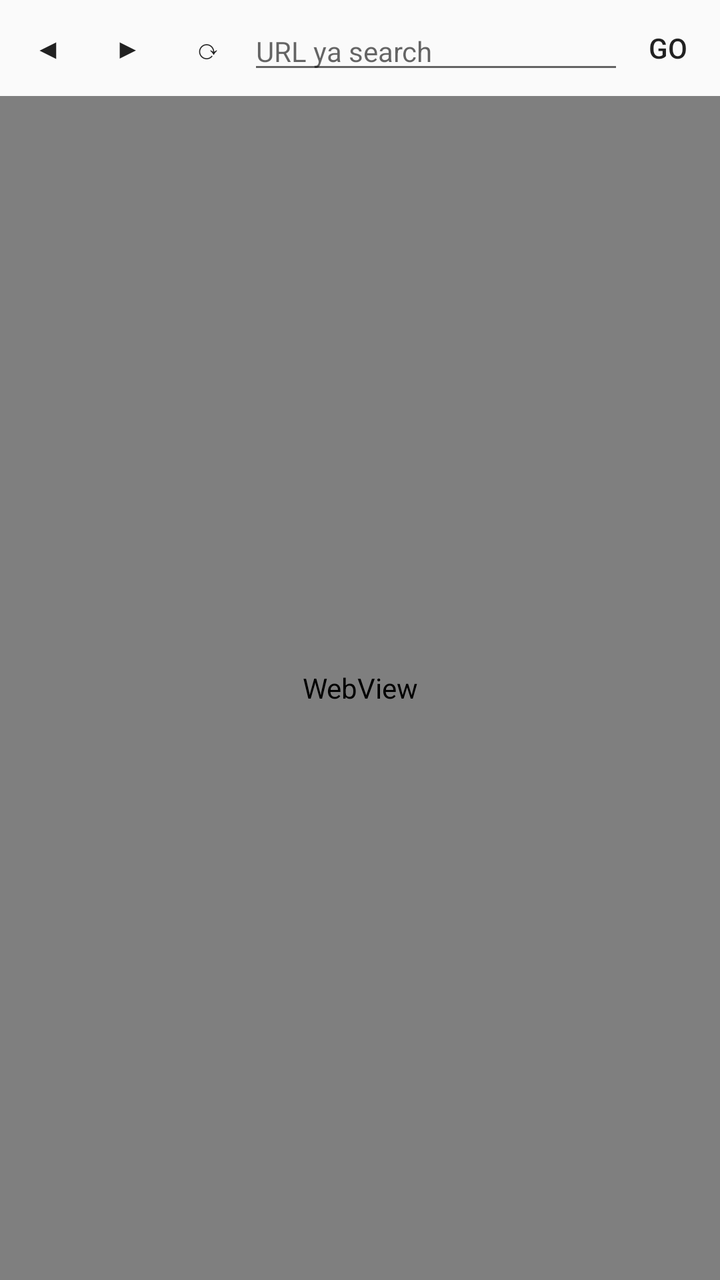
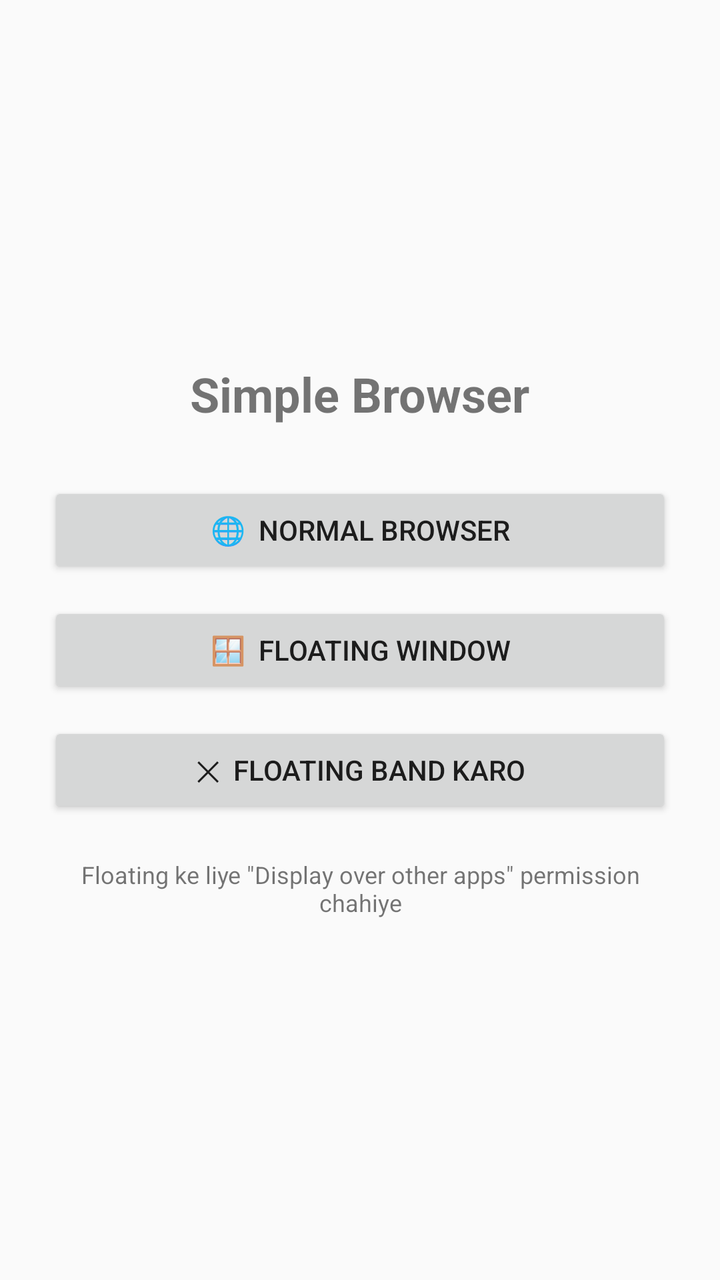

Before-and-after screenshots of an Android layout around one commit, followed by the original layout XML and the change that was made.
<!-- AndroidManifest.xml: application theme AppTheme -->
<!-- res/layout/activity_main.xml -->
<?xml version="1.0" encoding="utf-8"?>
<LinearLayout xmlns:android="http://schemas.android.com/apk/res/android"
    android:layout_width="match_parent"
    android:layout_height="match_parent"
    android:fitsSystemWindows="true"
    android:orientation="vertical">

    <LinearLayout
        android:layout_width="match_parent"
        android:layout_height="wrap_content"
        android:gravity="center_vertical"
        android:orientation="horizontal"
        android:padding="4dp">

        <Button
            android:id="@+id/btnBack"
            style="?android:attr/borderlessButtonStyle"
            android:layout_width="40dp"
            android:layout_height="40dp"
            android:minWidth="0dp"
            android:minHeight="0dp"
            android:padding="0dp"
            android:text="◀" />

        <Button
            android:id="@+id/btnForward"
            style="?android:attr/borderlessButtonStyle"
            android:layout_width="40dp"
            android:layout_height="40dp"
            android:minWidth="0dp"
            android:minHeight="0dp"
            android:padding="0dp"
            android:text="▶" />

        <Button
            android:id="@+id/btnReload"
            style="?android:attr/borderlessButtonStyle"
            android:layout_width="40dp"
            android:layout_height="40dp"
            android:minWidth="0dp"
            android:minHeight="0dp"
            android:padding="0dp"
            android:text="⟳" />

        <EditText
            android:id="@+id/urlBar"
            android:layout_width="0dp"
            android:layout_height="wrap_content"
            android:layout_weight="1"
            android:hint="URL ya search"
            android:imeOptions="actionGo"
            android:importantForAutofill="no"
            android:inputType="textUri"
            android:maxLines="1"
            android:selectAllOnFocus="true"
            android:textSize="14sp" />

        <Button
            android:id="@+id/btnGo"
            style="?android:attr/borderlessButtonStyle"
            android:layout_width="44dp"
            android:layout_height="40dp"
            android:minWidth="0dp"
            android:minHeight="0dp"
            android:padding="0dp"
            android:text="Go" />
    </LinearLayout>

    <ProgressBar
        android:id="@+id/progress"
        style="?android:attr/progressBarStyleHorizontal"
        android:layout_width="match_parent"
        android:layout_height="3dp"
        android:max="100"
        android:visibility="gone" />

    <WebView
        android:id="@+id/web"
        android:layout_width="match_parent"
        android:layout_height="0dp"
        android:layout_weight="1" />
</LinearLayout>
<!-- resources referenced by this layout -->
<resources>
  <style name="AppTheme" parent="Theme.AppCompat.DayNight.NoActionBar" />
</resources>

<!-- the commit's change to res/layout/activity_main.xml (unified diff, before → after) -->
@@ -3,80 +3,43 @@
     android:layout_width="match_parent"
     android:layout_height="match_parent"
     android:fitsSystemWindows="true"
-    android:orientation="vertical">
+    android:gravity="center"
+    android:orientation="vertical"
+    android:padding="24dp">
 
-    <LinearLayout
+    <TextView
+        android:layout_width="wrap_content"
+        android:layout_height="wrap_content"
+        android:layout_marginBottom="28dp"
+        android:text="Simple Browser"
+        android:textSize="24sp"
+        android:textStyle="bold" />
+
+    <Button
+        android:id="@+id/btnBrowser"
         android:layout_width="match_parent"
         android:layout_height="wrap_content"
-        android:gravity="center_vertical"
-        android:orientation="horizontal"
-        android:padding="4dp">
+        android:layout_marginBottom="12dp"
+        android:text="🌐  Normal Browser" />
 
-        <Button
-            android:id="@+id/btnBack"
-            style="?android:attr/borderlessButtonStyle"
-            android:layout_width="40dp"
-            android:layout_height="40dp"
-            android:minWidth="0dp"
-            android:minHeight="0dp"
-            android:padding="0dp"
-            android:text="◀" />
+    <Button
+        android:id="@+id/btnFloating"
+        android:layout_width="match_parent"
+        android:layout_height="wrap_content"
+        android:layout_marginBottom="12dp"
+        android:text="🪟  Floating Window" />
 
-        <Button
-            android:id="@+id/btnForward"
-            style="?android:attr/borderlessButtonStyle"
-            android:layout_width="40dp"
-            android:layout_height="40dp"
-            android:minWidth="0dp"
-            android:minHeight="0dp"
-            android:padding="0dp"
-            android:text="▶" />
+    <Button
+        android:id="@+id/btnStopFloating"
+        android:layout_width="match_parent"
+        android:layout_height="wrap_content"
+        android:text="✕  Floating band karo" />
 
-        <Button
-            android:id="@+id/btnReload"
-            style="?android:attr/borderlessButtonStyle"
-            android:layout_width="40dp"
-            android:layout_height="40dp"
-            android:minWidth="0dp"
-            android:minHeight="0dp"
-            android:padding="0dp"
-            android:text="⟳" />
-
-        <EditText
-            android:id="@+id/urlBar"
-            android:layout_width="0dp"
-            android:layout_height="wrap_content"
-            android:layout_weight="1"
-            android:hint="URL ya search"
-            android:imeOptions="actionGo"
-            android:importantForAutofill="no"
-            android:inputType="textUri"
-            android:maxLines="1"
-            android:selectAllOnFocus="true"
-            android:textSize="14sp" />
-
-        <Button
-            android:id="@+id/btnGo"
-            style="?android:attr/borderlessButtonStyle"
-            android:layout_width="44dp"
-            android:layout_height="40dp"
-            android:minWidth="0dp"
-            android:minHeight="0dp"
-            android:padding="0dp"
-            android:text="Go" />
-    </LinearLayout>
-
-    <ProgressBar
-        android:id="@+id/progress"
-        style="?android:attr/progressBarStyleHorizontal"
-        android:layout_width="match_parent"
-        android:layout_height="3dp"
-        android:max="100"
-        android:visibility="gone" />
-
-    <WebView
-        android:id="@+id/web"
-        android:layout_width="match_parent"
-        android:layout_height="0dp"
-        android:layout_weight="1" />
+    <TextView
+        android:layout_width="wrap_content"
+        android:layout_height="wrap_content"
+        android:layout_marginTop="20dp"
+        android:gravity="center"
+        android:text="Floating ke liye &quot;Display over other apps&quot; permission chahiye"
+        android:textSize="12sp" />
 </LinearLayout>
